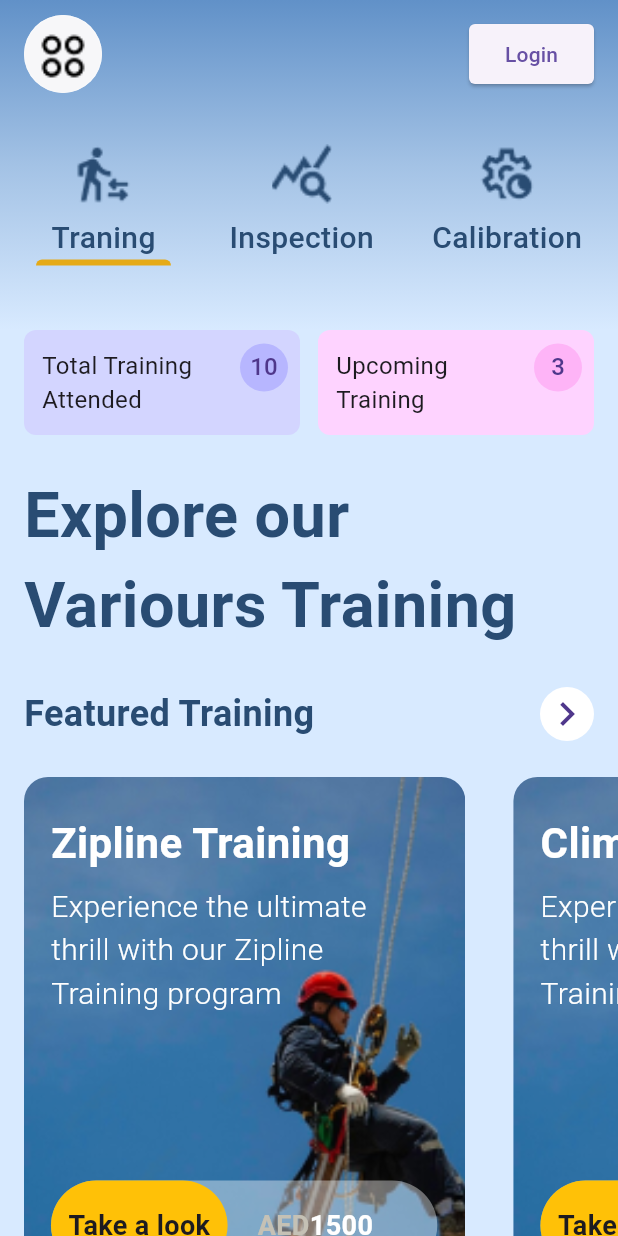
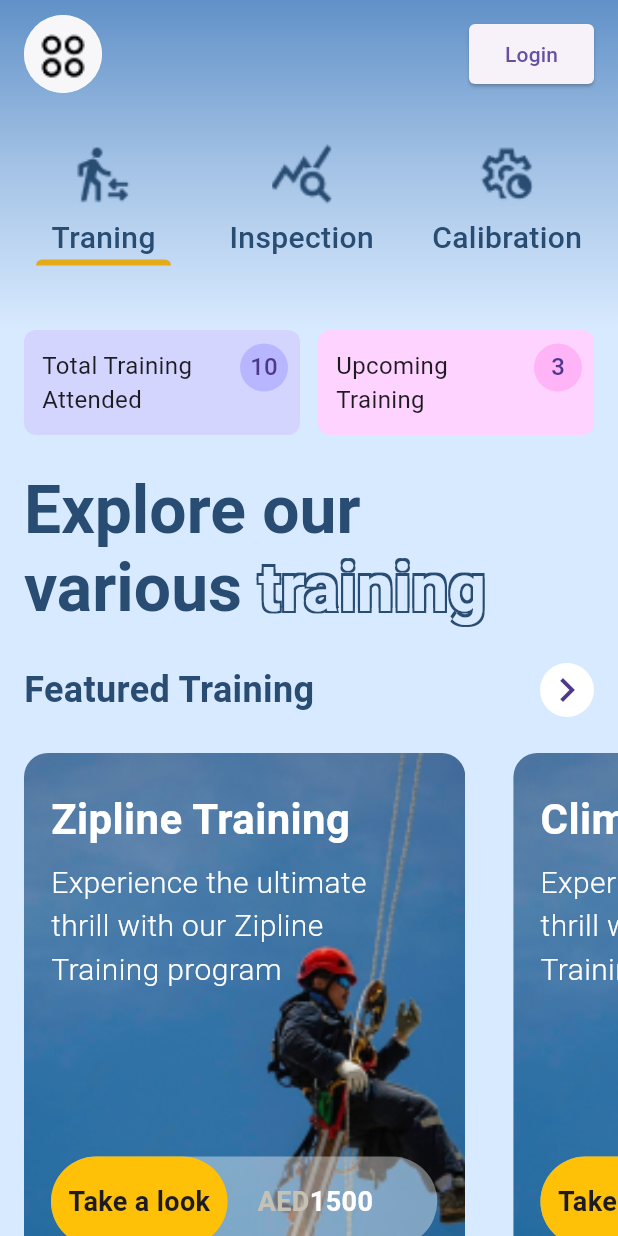
Before and after one commit to rashi8643/UFS_task, a Flutter app: the screen it shows after launch, on a phone screen of 412 x 824 dp. Run offline on Flutter 3.47's test engine with Material 3 defaults, Android fonts, the phone set to English and light mode, and no system bars.

Commit message:
modified
ui completed also my task is completed

```diff
--- a/lib/view/widgets/title_widget.dart
+++ b/lib/view/widgets/title_widget.dart
@@ -9,12 +9,45 @@ class TitleWidget extends StatelessWidget {
       padding: const EdgeInsets.symmetric(horizontal: 16),
       child: SizedBox(
         width: MediaQuery.sizeOf(context).width,
-        child: const Text(
-          'Explore our Variours Training',
-          style: TextStyle(
-            fontSize: 42,
-            fontWeight: FontWeight.bold,
-            color: Color(0xFF294c73),
+        child: RichText(
+          text: const TextSpan(
+            text: 'Explore our various ',
+            style: TextStyle(
+                color: Color(0xFF294c73),
+                fontSize: 44,
+                fontWeight: FontWeight.bold),
+            children: [
+              TextSpan(
+                text: 'training',
+                style: TextStyle(
+                  color: Color(0xFFd8eaff),
+                  shadows: [
+                    Shadow(
+                      offset: Offset(-1.5, -1.5),
+                      color: Color(0xFF294c73),
+                    ),
+                    Shadow(
+                      offset: Offset(1.5, -1.5),
+                      color: Color(
+                        0xFF294c73,
+                      ),
+                    ),
+                    Shadow(
+                      offset: Offset(1.5, 1.5),
+                      color: Color(
+                        0xFF294c73,
+                      ),
+                    ),
+                    Shadow(
+                      offset: Offset(-1.5, 1.5),
+                      color: Color(
+                        0xFF294c73,
+                      ),
+                    )
+                  ],
+                ),
+              ),
+            ],
           ),
         ),
       ),
```
